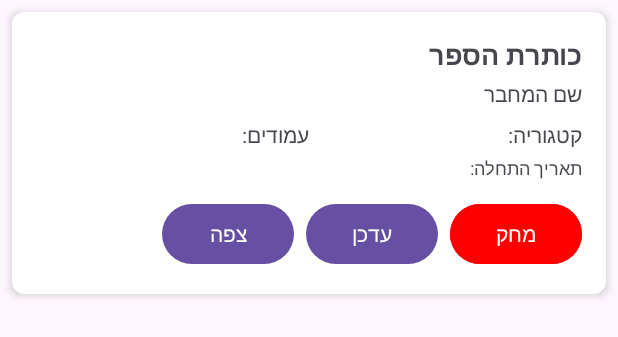
After one commit to Leo20072/ProjectForEx, an Android app: the layout item_book.xml on its own in the app's theme, with its tools: preview values and no code run, on a phone screen of 412 x 824 dp. The commit adds this screen. Shown: the top 337 px of the screen. Run offline under Robolectric (Android 15) with nearby library versions, the phone set to English and light mode, and no system bars.

Commit message:
ver. 3 - 01/10/2025

```diff
--- a/app/src/main/AndroidManifest.xml
+++ b/app/src/main/AndroidManifest.xml
@@ -11,6 +11,9 @@
         android:roundIcon="@mipmap/ic_launcher_round"
         android:supportsRtl="true"
         android:theme="@style/Theme.Login_and_Signup_new">
+        <activity
+            android:name=".ListOfBooks"
+            android:exported="false" />
         <activity
             android:name=".Addbook"
             android:exported="false" />
--- a/app/src/main/res/layout/activity_main.xml
+++ b/app/src/main/res/layout/activity_main.xml
@@ -117,6 +117,12 @@
                         android:src="@drawable/listbooks"
                         android:layout_marginTop="15dp"
                         android:layout_centerHorizontal="true"/>
+                    <Button
+                        android:layout_width="match_parent"
+                        android:id="@+id/btnlistbooks"
+                        android:layout_height="match_parent"
+                        android:background="@android:color/transparent"
+                        android:textColor="?attr/colorPrimary" />
                 </RelativeLayout>
             </androidx.cardview.widget.CardView>
         </LinearLayout>
--- /dev/null
+++ b/app/src/main/res/layout/item_book.xml
@@ -0,0 +1,90 @@
+<?xml version="1.0" encoding="utf-8"?>
+<androidx.cardview.widget.CardView
+    xmlns:android="http://schemas.android.com/apk/res/android"
+    xmlns:app="http://schemas.android.com/apk/res-auto"
+    android:layout_width="match_parent"
+    android:layout_height="wrap_content"
+    android:layout_margin="8dp"
+    app:cardCornerRadius="8dp"
+    app:cardElevation="4dp">
+
+    <LinearLayout
+        android:layout_width="match_parent"
+        android:layout_height="wrap_content"
+        android:orientation="vertical"
+        android:padding="16dp">
+
+        <TextView
+            android:id="@+id/tv_book_title"
+            android:layout_width="match_parent"
+            android:layout_height="wrap_content"
+            android:textSize="18sp"
+            android:textStyle="bold"
+            android:text="כותרת הספר"
+            android:layout_marginBottom="4dp"/>
+
+        <TextView
+            android:id="@+id/tv_book_author"
+            android:layout_width="match_parent"
+            android:layout_height="wrap_content"
+            android:textSize="14sp"
+            android:text="שם המחבר"
+            android:layout_marginBottom="8dp"/>
+
+        <LinearLayout
+            android:layout_width="match_parent"
+            android:layout_height="wrap_content"
+            android:orientation="horizontal">
+            <TextView
+                android:id="@+id/tv_pages_count"
+                android:layout_width="0dp"
+                android:layout_height="wrap_content"
+                android:layout_weight="1"
+                android:text="עמודים: "/>
+            <TextView
+                android:id="@+id/tv_category"
+                android:layout_width="0dp"
+                android:layout_height="wrap_content"
+                android:layout_weight="1"
+                android:text="קטגוריה: "/>
+        </LinearLayout>
+
+        <TextView
+            android:id="@+id/tv_start_date"
+            android:layout_width="match_parent"
+            android:layout_height="wrap_content"
+            android:textSize="12sp"
+            android:text="תאריך התחלה: "
+            android:layout_marginTop="4dp"/>
+
+        <LinearLayout
+            android:layout_width="match_parent"
+            android:layout_height="wrap_content"
+            android:orientation="horizontal"
+            android:layout_marginTop="12dp"
+            android:gravity="end">
+
+            <Button
+                android:id="@+id/btn_view"
+                android:layout_width="wrap_content"
+                android:layout_height="wrap_content"
+                android:text="צפה"
+                android:layout_marginEnd="8dp"/>
+
+            <Button
+                android:id="@+id/btn_edit"
+                android:layout_width="wrap_content"
+                android:layout_height="wrap_content"
+                android:text="עדכן"
+                android:layout_marginEnd="8dp"/>
+
+            <Button
+                android:id="@+id/btn_delete"
+                android:layout_width="wrap_content"
+                android:layout_height="wrap_content"
+                android:text="מחק"
+                android:backgroundTint="#FF0000"/>
+
+        </LinearLayout>
+    </LinearLayout>
+</androidx.cardview.widget.CardView>
```
Also changed, not shown: app/src/main/java/com/example/login_and_signup_new/BookAdapter.java (added, +111 -0 lines), app/src/main/java/com/example/login_and_signup_new/ListOfBooks.java (added, +97 -0 lines), app/src/main/java/com/example/login_and_signup_new/MainActivity.java (+10 -1 lines), app/src/main/res/layout/activity_list_of_books.xml (added, +33 -0 lines).
